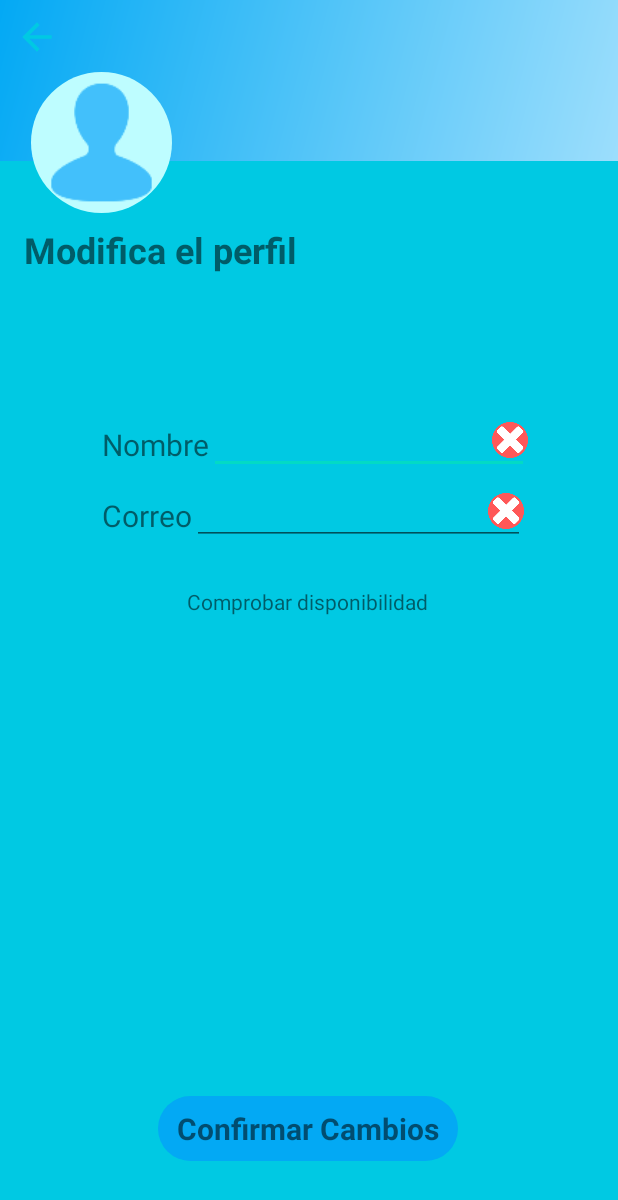
After one commit to jmerinocdr/ProyectosAndroidStudio, an Android app: the SetUserActivity screen opened directly, with no data from a screen before it, on a phone screen of 412 x 824 dp. The commit adds this screen. Shown: the top 1200 px of the screen. Run offline under Robolectric (Android 15) with nearby library versions, the phone set to English and light mode, and no system bars; our stand-ins replace CircleImageView.

Commit message:
Funciona correctamente el modificar los datos del usuario

```diff
--- a/Twittor/app/src/main/AndroidManifest.xml
+++ b/Twittor/app/src/main/AndroidManifest.xml
@@ -9,7 +9,8 @@
         android:roundIcon="@mipmap/ic_launcher_round"
         android:supportsRtl="true"
         android:theme="@style/Theme.Twittor">
-        <activity android:name=".UserActivity"></activity>
+        <activity android:name=".SetUserActivity"></activity>
+        <activity android:name=".UserActivity" />
         <activity android:name=".NewTwootActivity" />
         <activity
             android:name=".PrincipalActivity"
--- /dev/null
+++ b/Twittor/app/src/main/res/layout/activity_set_user.xml
@@ -0,0 +1,165 @@
+<?xml version="1.0" encoding="utf-8"?>
+<androidx.constraintlayout.widget.ConstraintLayout xmlns:android="http://schemas.android.com/apk/res/android"
+    xmlns:app="http://schemas.android.com/apk/res-auto"
+    xmlns:tools="http://schemas.android.com/tools"
+    android:layout_width="match_parent"
+    android:layout_height="match_parent"
+    android:background="@color/ic_launcher_background"
+    tools:context=".SetUserActivity">
+
+    <ImageView
+        android:id="@+id/imageView2"
+        android:layout_width="match_parent"
+        android:layout_height="107dp"
+        android:contentDescription="Background"
+        app:layout_constraintEnd_toEndOf="parent"
+        app:layout_constraintStart_toStartOf="parent"
+        app:layout_constraintTop_toTopOf="parent"
+        app:srcCompat="@drawable/user_profile_background" />
+
+    <ImageView
+        android:id="@+id/imageView5"
+        android:layout_width="29dp"
+        android:layout_height="29dp"
+        android:layout_marginStart="10dp"
+        android:layout_marginLeft="10dp"
+        android:layout_marginTop="10dp"
+        android:contentDescription="User"
+        android:onClick="Back"
+        app:layout_constraintStart_toStartOf="parent"
+        app:layout_constraintTop_toTopOf="parent"
+        app:srcCompat="@drawable/ic_arrow_next"
+        tools:ignore="VectorDrawableCompat" />
+
+    <de.hdodenhof.circleimageview.CircleImageView
+        android:id="@+id/circleImageView"
+        android:layout_width="103dp"
+        android:layout_height="94dp"
+        android:layout_marginTop="48dp"
+        android:src="@mipmap/user_round"
+        app:civ_border_color="#8F8F8F"
+        app:layout_constraintEnd_toEndOf="@+id/imageView2"
+        app:layout_constraintHorizontal_bias="0.051"
+        app:layout_constraintStart_toStartOf="@+id/imageView2"
+        app:layout_constraintTop_toTopOf="parent"
+        tools:ignore="MissingConstraints" />
+
+    <TextView
+        android:id="@+id/checkChanges"
+        android:layout_width="200dp"
+        android:layout_height="43dp"
+        android:layout_marginBottom="50dp"
+        android:background="@drawable/btn_round_blue"
+        android:gravity="center"
+        android:onClick="setUser"
+        android:text="Confirmar Cambios"
+        android:textSize="20sp"
+        android:textStyle="bold"
+        app:layout_constraintBottom_toBottomOf="parent"
+        app:layout_constraintEnd_toEndOf="parent"
+        app:layout_constraintHorizontal_bias="0.497"
+        app:layout_constraintStart_toStartOf="parent"
+        tools:ignore="MissingConstraints" />
+
+    <TextView
+        android:id="@+id/textView6"
+        android:layout_width="wrap_content"
+        android:layout_height="wrap_content"
+        android:layout_marginTop="8dp"
+        android:text="Modifica el perfil"
+        android:textSize="24sp"
+        android:textStyle="bold"
+        app:layout_constraintEnd_toEndOf="parent"
+        app:layout_constraintHorizontal_bias="0.069"
+        app:layout_constraintStart_toStartOf="parent"
+        app:layout_constraintTop_toBottomOf="@+id/circleImageView" />
+
+    <TextView
+        android:id="@+id/textView7"
+        android:layout_width="wrap_content"
+        android:layout_height="wrap_content"
+        android:layout_marginStart="68dp"
+        android:layout_marginLeft="68dp"
+        android:layout_marginTop="100dp"
+        android:text="@string/nombre"
+        android:textSize="20sp"
+        app:layout_constraintStart_toStartOf="parent"
+        app:layout_constraintTop_toBottomOf="@+id/textView6" />
+
+    <TextView
+        android:id="@+id/textView8"
+        android:layout_width="wrap_content"
+        android:layout_height="wrap_content"
+        android:layout_marginStart="68dp"
+        android:layout_marginLeft="68dp"
+        android:layout_marginTop="20dp"
+        android:text="@string/correo"
+        android:textSize="20sp"
+        app:layout_constraintStart_toStartOf="parent"
+        app:layout_constraintTop_toBottomOf="@+id/textView7" />
+
+    <EditText
+        android:id="@+id/modUserName"
+        android:layout_width="wrap_content"
+        android:layout_height="wrap_content"
+        android:layout_marginTop="88dp"
+        android:ems="10"
+        android:hint=" "
+        android:importantForAutofill="no"
+        android:inputType="textPersonName"
+        app:layout_constraintEnd_toEndOf="parent"
+        app:layout_constraintHorizontal_bias="0.0"
+        app:layout_constraintStart_toEndOf="@+id/textView7"
+        app:layout_constraintTop_toBottomOf="@+id/textView6"
+        tools:ignore="MissingConstraints" />
+
+    <EditText
+        android:id="@+id/modUserMail"
+        android:layout_width="222dp"
+        android:layout_height="wrap_content"
+        android:layout_marginTop="2dp"
+        android:ems="10"
+        android:hint=" "
+        android:importantForAutofill="no"
+        android:inputType="textPersonName"
+        app:layout_constraintEnd_toEndOf="parent"
+        app:layout_constraintHorizontal_bias="0.0"
+        app:layout_constraintStart_toEndOf="@+id/textView8"
+        app:layout_constraintTop_toBottomOf="@+id/modUserName" />
+
+    <com.airbnb.lottie.LottieAnimationView
+        android:id="@+id/checkModMail"
+        android:layout_width="25dp"
+        android:layout_height="24dp"
+        android:contentDescription="CorreoCheck"
+        app:layout_constraintBottom_toBottomOf="@+id/modUserMail"
+        app:layout_constraintEnd_toEndOf="@+id/modUserMail"
+        app:layout_constraintTop_toTopOf="@+id/modUserMail"
+        app:srcCompat="@drawable/cross" />
+
+    <com.airbnb.lottie.LottieAnimationView
+        android:id="@+id/checkModUser"
+        android:layout_width="25dp"
+        android:layout_height="24dp"
+        android:contentDescription="NombreCheck"
+        app:layout_constraintBottom_toBottomOf="@+id/modUserName"
+        app:layout_constraintEnd_toEndOf="@+id/modUserName"
+        app:layout_constraintTop_toTopOf="@+id/modUserName"
+        app:srcCompat="@drawable/cross" />
+
+    <TextView
+        android:id="@+id/checkUserData"
+        android:layout_width="wrap_content"
+        android:layout_height="wrap_content"
+        android:clickable="false"
+        android:onClick="checkUserData"
+        android:text="Comprobar disponibilidad"
+        app:layout_constraintBottom_toTopOf="@+id/checkChanges"
+        app:layout_constraintEnd_toEndOf="parent"
+        app:layout_constraintHorizontal_bias="0.497"
+        app:layout_constraintStart_toStartOf="parent"
+        app:layout_constraintTop_toBottomOf="@+id/modUserMail"
+        app:layout_constraintVertical_bias="0.081" />
+
+
+</androidx.constraintlayout.widget.ConstraintLayout>
--- a/Twittor/app/src/main/res/values/strings.xml
+++ b/Twittor/app/src/main/res/values/strings.xml
@@ -31,4 +31,5 @@
     <string name="twoots">Twoots</string>
     <string name="likes">Likes</string>
     <string name="mis_twoots">Mis twoots</string>
+    <string name="correo">Correo</string>
 </resources>
```
Also changed, not shown: Twittor/app/src/main/java/com/example/twittor/SetUserActivity.java (added, +131 -0 lines), Twittor/app/src/main/java/com/example/twittor/UserActivity.java (+17 -1 lines), Twittor/app/src/main/res/layout/activity_user.xml (+14 -0 lines).
